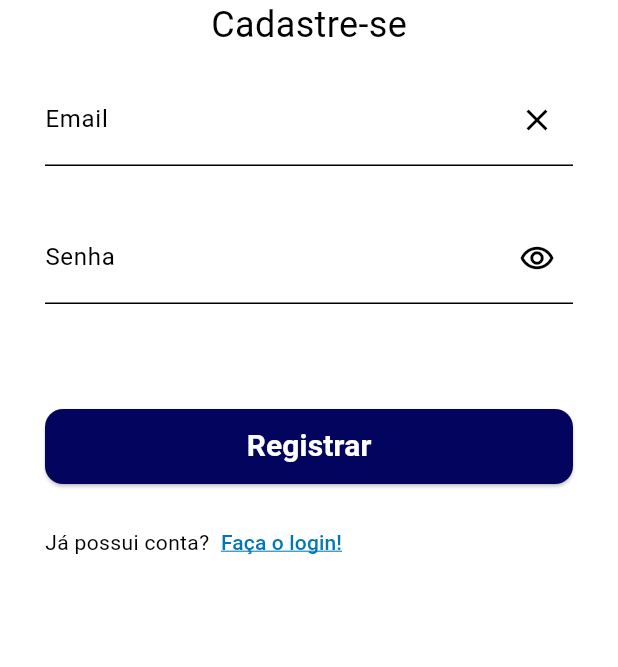
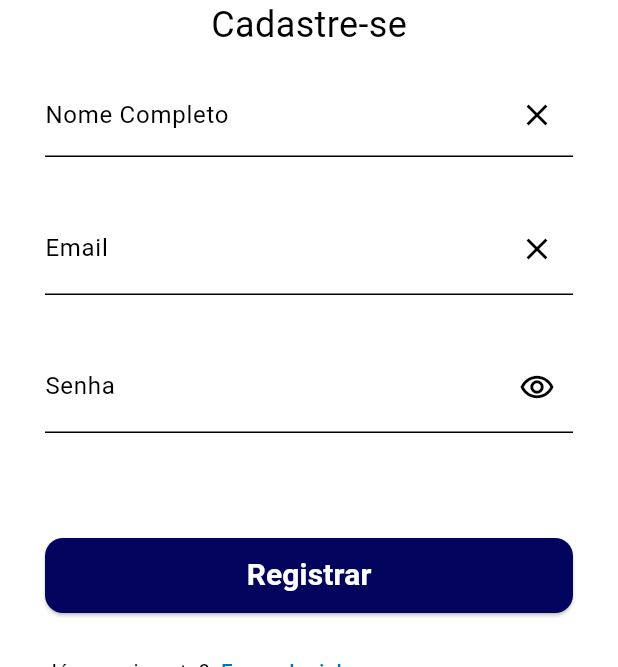
Before and after one commit to ElissonRochaa/MOBILE-25.1-Endeavor, a Flutter app: the RegistroScreen screen opened directly, on a phone screen of 412 x 824 dp, the part 569-1236 px from its top. Run offline on Flutter 3.47's test engine with Material 3 defaults, Android fonts, the phone set to English and light mode, and no system bars; our stand-ins replace animated_splash_screen, carousel_slider, fl_chart, google_fonts, google_sign_in, lottie and 1 more.

Commit message:
feat: adição da caixa de texto nome

```diff
--- a/lib/screens/registro/registro_screen.dart
+++ b/lib/screens/registro/registro_screen.dart
@@ -11,6 +11,7 @@ class RegistroScreen extends StatefulWidget {
 }
 
 class _RegistroScreenState extends State<RegistroScreen> {
+  final TextEditingController nomeController = TextEditingController();
   final TextEditingController emailController = TextEditingController();
   final TextEditingController senhaController = TextEditingController();
   bool esconderSenha = true;
@@ -40,6 +41,28 @@ class _RegistroScreenState extends State<RegistroScreen> {
                 "Cadastre-se",
                 style: TextStyle(fontSize: 24),
               ),
+
+              //nome completo
+              Padding(
+                padding:
+                      const EdgeInsets.symmetric(horizontal: 30.0, vertical: 15.0),
+                child: TextField(
+                  controller: nomeController,
+                  decoration: InputDecoration(
+                    labelText: "Nome Completo",
+                    hintStyle: TextStyle(color: Colors.black54),
+                    suffixIcon: IconButton(
+                        onPressed: () {
+                          setState(() {
+                            nomeController.text = "";
+                          });
+                        },
+                        icon: Icon(Icons.clear)
+                        )
+                  ),
+                ),
+              ),
+
               //email
               Padding(
                 padding:
@@ -63,6 +86,7 @@ class _RegistroScreenState extends State<RegistroScreen> {
                   style: TextStyle(fontSize: 20),
                 ),
               ),
+
               //senha
               Padding(
                 padding:
```
